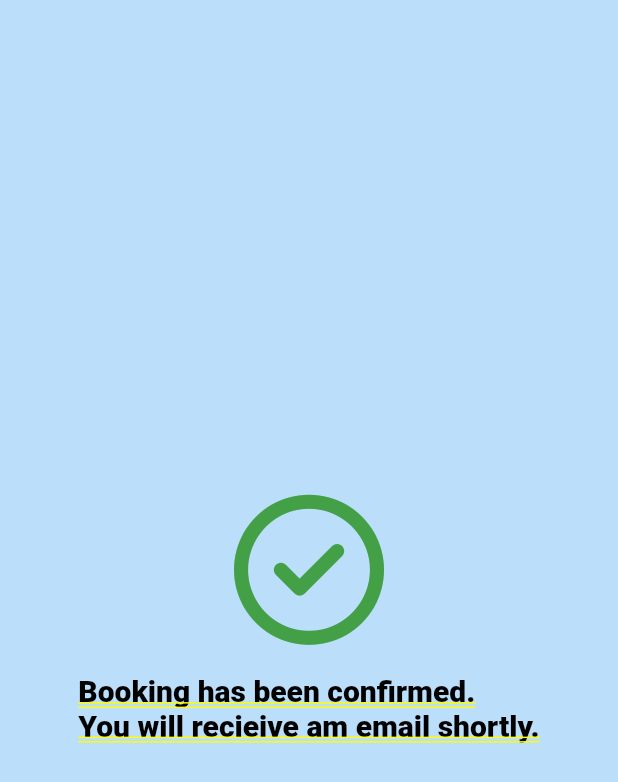
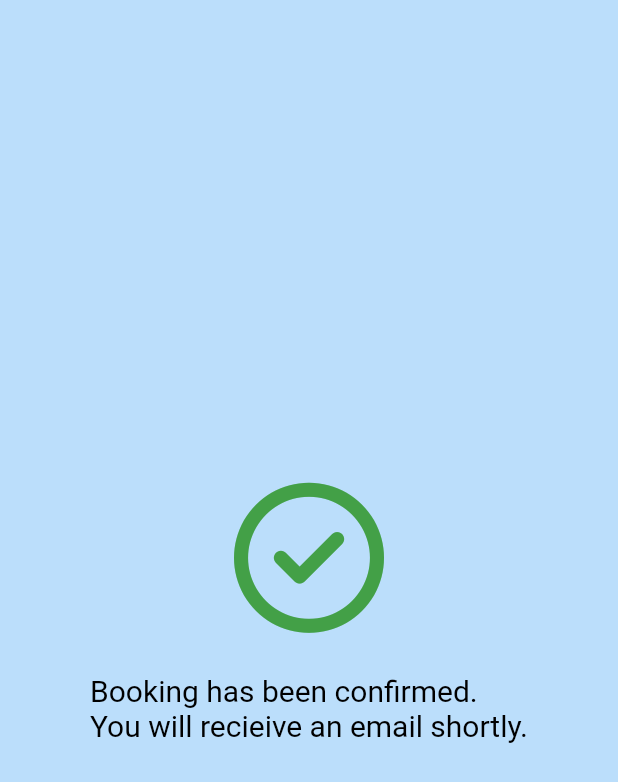
Before and after one commit to azutsavv/rideonn, a Flutter app: the booked screen opened by its route, on a phone screen of 412 x 824 dp. Shown: the top 782 px of the screen. Run offline on Flutter 3.47's test engine with Material 2 defaults, Android fonts, the phone set to English and light mode, and no system bars; our stand-ins replace font_awesome_flutter, google_fonts; Roboto replaces fonts that are missing (Besley).

Commit message:
underline error solved

```diff
--- a/lib/finalpage.dart
+++ b/lib/finalpage.dart
@@ -10,7 +10,10 @@ class booked extends StatelessWidget {
 
   @override
   Widget build(BuildContext context) {
-    return Container(
+    return Scaffold(
+      body: Container(
+        height: MediaQuery.of(context).size.height,
+        width:  MediaQuery.of(context).size.width,
         decoration: BoxDecoration(
           color: Colors.blue.shade100,
 
@@ -26,16 +29,20 @@ class booked extends StatelessWidget {
             color: Colors.green.shade600,),
             SizedBox(height: 20,),
 
-          Text('Booking has been confirmed. \nYou will recieive am email shortly.',
+            Padding(
+              padding: const EdgeInsets.all(8.0),
+              child: Text('Booking has been confirmed. \nYou will recieive an email shortly.',
               style: GoogleFonts.besley(
                 fontSize: 20,
                 color: Colors.black
 
               )
               ),
+            ),
           ],
 
         )
+      ),
     );
   }
 }
--- a/lib/main.dart
+++ b/lib/main.dart
@@ -20,7 +20,7 @@ class MyApp extends StatelessWidget {
     return MaterialApp(
 
       debugShowCheckedModeBanner: false,
-      initialRoute: 'signup',
+      initialRoute: 'login',
       routes: {
         'welcome':(context) => welcome(),
         'signup':(context) => signup(),
```
Also changed, not shown: lib/bikewidget.dart (+8 -3 lines), lib/bookingpage.dart (+16 -4 lines). Lines whose indentation alone changed are shown as unchanged.
